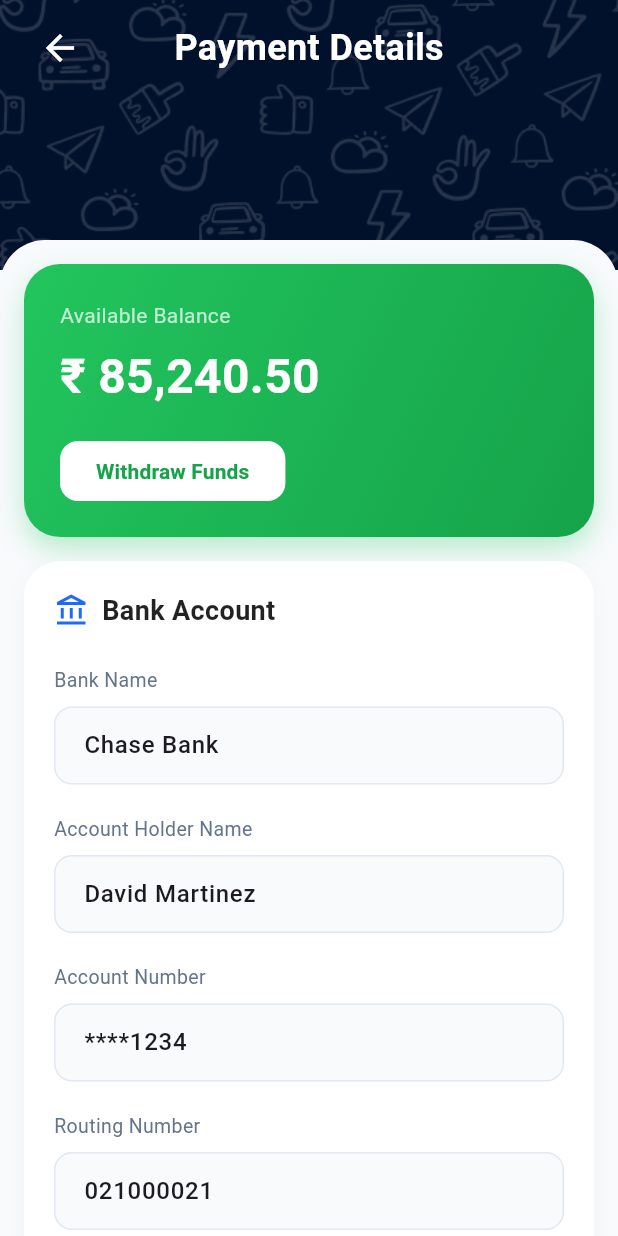
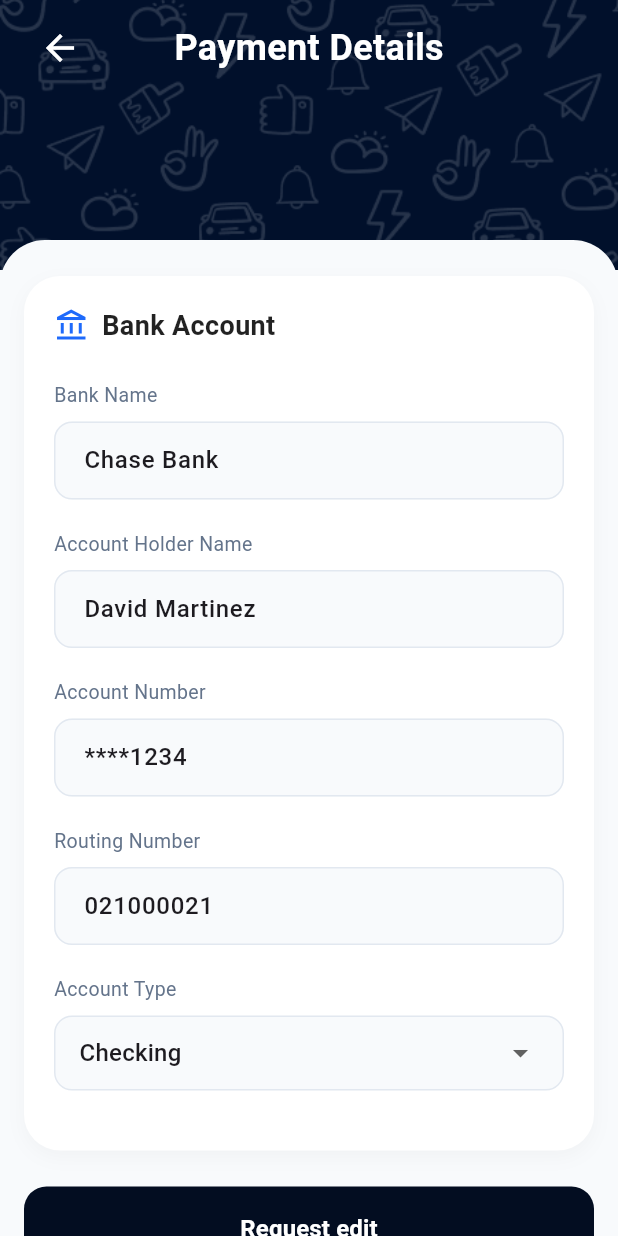
Before and after one commit to hemachandransairam/winkworker, a Flutter app: the PaymentDetailsScreen screen opened directly, on a phone screen of 412 x 824 dp. Run offline on Flutter 3.47's test engine with Material 3 defaults, Android fonts, the phone set to English and light mode, and no system bars; our stand-ins replace device_preview, image_picker, shared_preferences, speech_to_text, supabase_flutter; accounts and stored records are empty.

Commit message:
updated payment details screen

```diff
--- a/lib/screens/payment_details_screen.dart
+++ b/lib/screens/payment_details_screen.dart
@@ -108,68 +108,7 @@
                   padding: const EdgeInsets.symmetric(horizontal: 0),
                   child: Column(
                     children: [
-                      // Balance Card
-                      Container(
-                        margin: const EdgeInsets.all(16),
-                        padding: const EdgeInsets.all(24),
-                        width: double.infinity,
-                        decoration: BoxDecoration(
-                          gradient: const LinearGradient(
-                            colors: [Color(0xFF22C55E), Color(0xFF16A34A)],
-                            begin: Alignment.topLeft,
-                            end: Alignment.bottomRight,
-                          ),
-                          borderRadius: BorderRadius.circular(24),
-                          boxShadow: [
-                            BoxShadow(
-                              color: const Color(0xFF22C55E).withOpacity(0.3),
-                              blurRadius: 15,
-                              offset: const Offset(0, 8),
-                            ),
-                          ],
-                        ),
-                        child: Column(
-                          crossAxisAlignment: CrossAxisAlignment.start,
-                          children: [
-                            const Text(
-                              "Available Balance",
-                              style: TextStyle(
-                                color: Colors.white70,
-                                fontSize: 14,
-                              ),
-                            ),
-                            const SizedBox(height: 8),
-                            const Text(
-                              "₹ 85,240.50",
-                              style: TextStyle(
-                                color: Colors.white,
-                                fontSize: 32,
-                                fontWeight: FontWeight.bold,
-                              ),
-                            ),
-                            const SizedBox(height: 20),
-                            SizedBox(
-                              height: 40,
-                              child: ElevatedButton(
-                                onPressed: () {},
-                                style: ElevatedButton.styleFrom(
-                                  backgroundColor: Colors.white,
-                                  foregroundColor: const Color(0xFF16A34A),
-                                  shape: RoundedRectangleBorder(
-                                    borderRadius: BorderRadius.circular(12),
-                                  ),
-                                  elevation: 0,
-                                ),
-                                child: const Text(
-                                  "Withdraw Funds",
-                                  style: TextStyle(fontWeight: FontWeight.bold),
-                                ),
-                              ),
-                            ),
-                          ],
-                        ),
-                      ),
-
+                      const SizedBox(height: 24),
                       // Bank Account Details Card
                       Container(
                         margin: const EdgeInsets.symmetric(horizontal: 16),
@@ -280,7 +219,7 @@
                               elevation: 0,
                             ),
                             child: const Text(
-                              "Update Payment Method",
+                              "Request edit",
                               style: TextStyle(
                                 fontSize: 16,
                                 fontWeight: FontWeight.bold,
```
